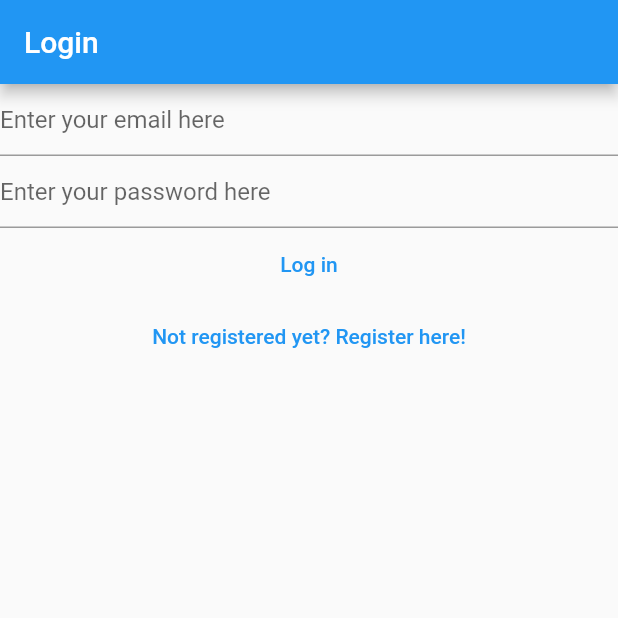
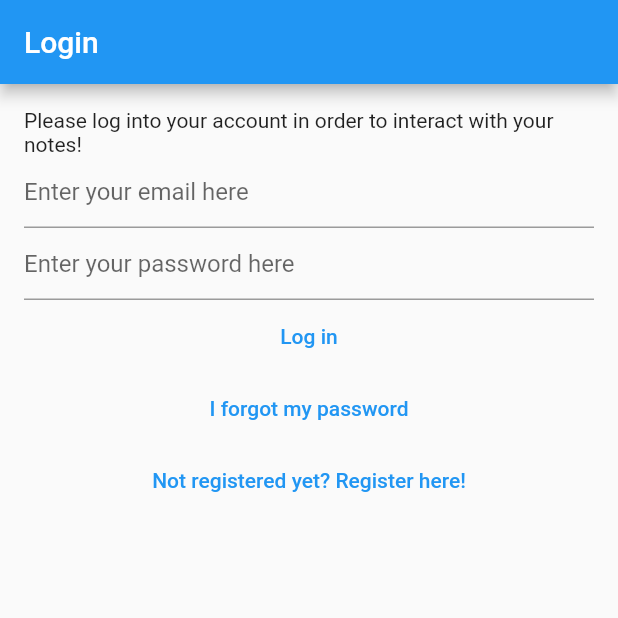
Before and after one commit to PattyCoding123/my-notes-project, a Flutter app: the screen it shows after launch, on a phone screen of 412 x 824 dp, the top half of it. Run offline on Flutter 3.47's test engine with Material 2 defaults, Android fonts, the light colour scheme and no system bars; our stand-ins replace bloc, cloud_firestore, equatable, firebase_auth, firebase_core, flutter_bloc and 1 more; accounts and stored records are empty.

Commit message:
step-27 Added Auth Event for forgot password, added forgot password view, added should register auth event, fixed up main UI

```diff
--- a/lib/main.dart
+++ b/lib/main.dart
@@ -6,6 +6,7 @@ import 'package:mynotes/services/auth/bloc/auth_bloc.dart';
 import 'package:mynotes/services/auth/bloc/auth_event.dart';
 import 'package:mynotes/services/auth/bloc/auth_state.dart';
 import 'package:mynotes/services/auth/firebase_auth_provider.dart';
+import 'package:mynotes/views/forgot_password_view.dart';
 import 'package:mynotes/views/login_view.dart';
 import 'package:mynotes/views/notes/create_update_note_view.dart';
 import 'package:mynotes/views/notes/notes_view.dart';
@@ -70,8 +71,9 @@ class HomePage extends StatelessWidget {
           return const LoginView();
         } else if (state is AuthStateRegistering) {
           return const RegisterView();
+        } else if (state is AuthStateForgotPassword) {
+          return const ForgotPasswordView();
         } else {
-          // AuthEventLoading
           return const Scaffold(
             body: CircularProgressIndicator(),
           );
--- a/lib/services/auth/auth_provider.dart
+++ b/lib/services/auth/auth_provider.dart
@@ -19,4 +19,5 @@ abstract class AuthProvider {
 
   Future<void> logOut();
   Future<void> sendEmailVerification();
+  Future<void> sendPasswordReset({required String toEmail});
 }
--- a/lib/services/auth/auth_service.dart
+++ b/lib/services/auth/auth_service.dart
@@ -35,4 +35,8 @@ class AuthService implements AuthProvider {
 
   @override
   Future<void> initialize() => provider.initialize();
+
+  @override
+  Future<void> sendPasswordReset({required String toEmail}) =>
+      provider.sendPasswordReset(toEmail: toEmail);
 }
--- a/lib/services/auth/bloc/auth_event.dart
+++ b/lib/services/auth/bloc/auth_event.dart
@@ -24,8 +24,8 @@ class AuthEventRegister extends AuthEvent {
 }
 
 // Event of AuthEvent that indicates the user should register.
-class AuthEventRegistering extends AuthEvent {
-  const AuthEventRegistering();
+class AuthEventShouldRegister extends AuthEvent {
+  const AuthEventShouldRegister();
 }
 
 // Event of AuthEvent that indicates the user is trying to log in.
@@ -36,6 +36,12 @@ class AuthEventLogIn extends AuthEvent {
   const AuthEventLogIn(this.email, this.password);
 }
 
+// Event of AuthEvent that indicates the user is trying to reset their password.
+class AuthEventForgotPassword extends AuthEvent {
+  final String? email;
+  const AuthEventForgotPassword({this.email});
+}
+
 // Event of AuthEvent that indicates the user is trying to log out.
 class AuthEventLogOut extends AuthEvent {
   const AuthEventLogOut();
--- a/lib/services/auth/bloc/auth_state.dart
+++ b/lib/services/auth/bloc/auth_state.dart
@@ -23,6 +23,17 @@ class AuthStateRegistering extends AuthState {
   final Exception? exception;
   const AuthStateRegistering({
     required this.exception,
+    required bool isLoading,
+  }) : super(isLoading: isLoading);
+}
+
+// State of AuthState that indicates the user forgot their password.
+class AuthStateForgotPassword extends AuthState {
+  final Exception? exception;
+  final bool hasSentEmail;
+  const AuthStateForgotPassword({
+    required this.exception,
+    required this.hasSentEmail,
     required bool isLoading,
   }) : super(isLoading: isLoading);
 }
--- /dev/null
+++ b/lib/utilities/dialogs/password_reset_email_sent_dialog.dart
@@ -0,0 +1,11 @@
+import 'package:flutter/material.dart';
+import 'package:mynotes/utilities/dialogs/generic_dialog.dart';
+
+Future<void> showPasswordResetSentDialog(BuildContext context) {
+  return showGenericDialog(
+      context: context,
+      title: 'Password Reset',
+      content:
+          'We have now sent you a password reset link. Please check your email for more information',
+      optionsBuilder: () => {'OK': null});
+}
--- a/lib/views/login_view.dart
+++ b/lib/views/login_view.dart
@@ -41,11 +41,22 @@ class _LoginViewState extends State<LoginView> {
         // with a loading progress field either true or false depending on
         // whether the user has sucessfully logged in or not respectfully.
         if (state is AuthStateLoggedOut) {
-          if (state.exception is UserNotFoundAuthException ||
-              state.exception is WrongPasswordAuthException) {
-            await showErrorDialog(context, 'Wrong email or password');
+          if (state.exception is UserNotFoundAuthException) {
+            await showErrorDialog(
+              context,
+              'Cannot find a user with the entered credentials!',
+            );
+          } else if (state.exception is WrongPasswordAuthException) {
+            // Generic error message to protect user's account information.
+            await showErrorDialog(
+              context,
+              'Wrong email or password',
+            );
           } else if (state.exception is GenericAuthException) {
-            await showErrorDialog(context, 'Authentication error');
+            await showErrorDialog(
+              context,
+              'Authentication error',
+            );
           }
         }
       },
@@ -54,8 +65,13 @@ class _LoginViewState extends State<LoginView> {
           title: const Text('Login'),
         ),
         // Column will display widgets vertically
-        body: Column(
+        body: Padding(
+          padding: const EdgeInsets.all(16.0),
+          child: Column(
             children: [
+              const Text(
+                'Please log into your account in order to interact with your notes!',
+              ),
               TextField(
                 controller: _email,
                 enableSuggestions: false,
@@ -90,8 +106,18 @@ class _LoginViewState extends State<LoginView> {
               ),
               TextButton(
                 onPressed: () {
+                  // Add the AuthEventForgotPassword event so that AuthBloc
+                  // sends the user to the ForgotPasswordView.
                   context.read<AuthBloc>().add(
-                      const AuthEventRegistering(),
+                        const AuthEventForgotPassword(),
+                      );
+                },
+                child: const Text('I forgot my password'),
+              ),
+              TextButton(
+                onPressed: () {
+                  context.read<AuthBloc>().add(
+                        const AuthEventShouldRegister(),
                       );
                 },
                 child: const Text('Not registered yet? Register here!'),
@@ -99,6 +125,7 @@ class _LoginViewState extends State<LoginView> {
             ],
           ),
         ),
+      ),
     );
   }
 }
```
Also changed, not shown: lib/services/auth/bloc/auth_bloc.dart (+54 -1 lines), lib/services/auth/firebase_auth_provider.dart (+20 -0 lines), lib/utilities/dialogs/loading_dialog.dart (+28 -25 lines), lib/views/forgot_password_view.dart (added, +92 -0 lines), lib/views/register_view.dart (+15 -1 lines), 1 other file. Lines whose indentation alone changed are shown as unchanged.
